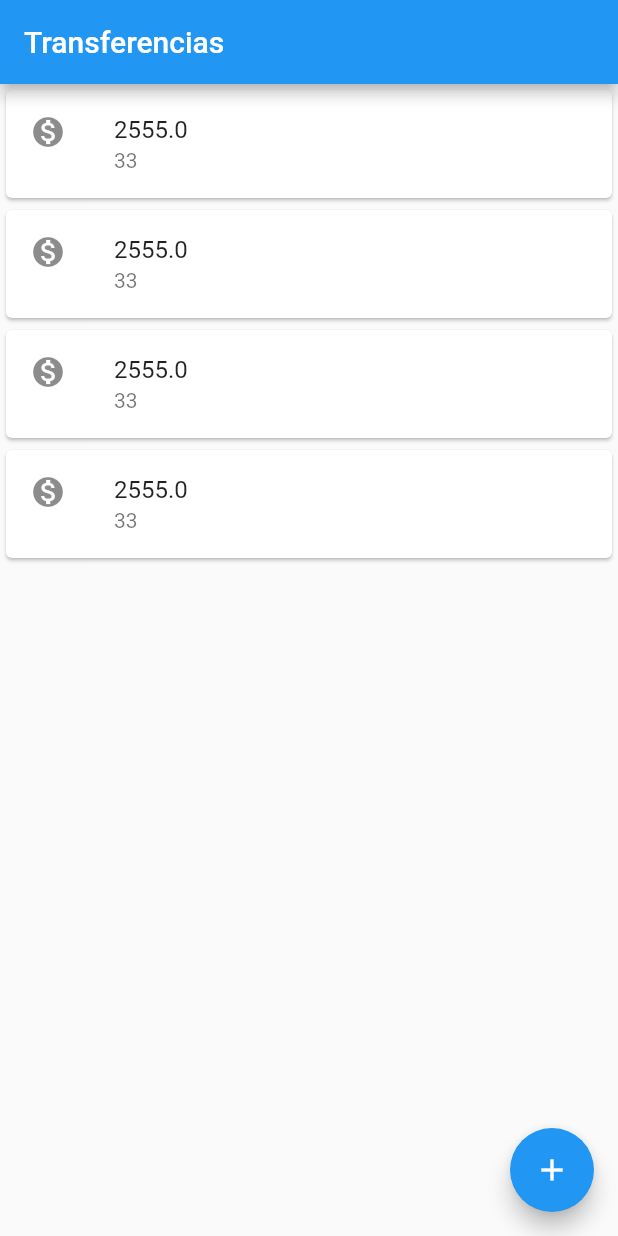
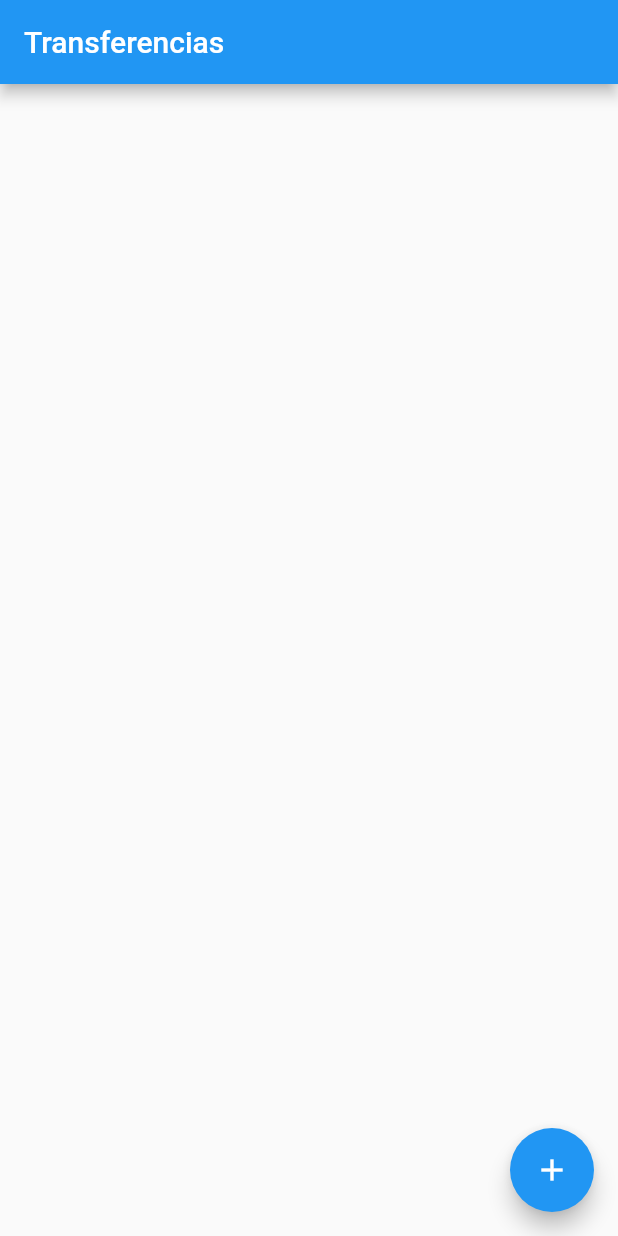
Before and after one commit to Sky197/alura-bytebank, a Flutter app: the screen it shows after launch, on a phone screen of 412 x 824 dp. Run offline on Flutter 3.47's test engine with Material 2 defaults, Android fonts, the phone set to English and light mode, and no system bars.

Commit message:
Alimentado a tela de transferencias

```diff
--- a/lib/main.dart
+++ b/lib/main.dart
@@ -13,10 +13,10 @@ class BytebankApp extends StatelessWidget {
   }
 }
 
+//Tela de criar transferencia
 class FormularioTransferencia extends StatelessWidget {
   final TextEditingController _controladorCampoNumeroConta =
       TextEditingController();
-
   final TextEditingController _controladorCampoValor = TextEditingController();
 
   @override
@@ -84,22 +84,29 @@ class Editor extends StatelessWidget {
   }
 }
 
-class ListaTransferencia extends StatelessWidget {
+class ListaTransferencia extends StatefulWidget {
+  final List<Transferencia> _transferencias = List();
+
+  @override
+  State<StatefulWidget> createState() {
+    return ListaTransferenciasState();
+  }
+}
+
+//Tela de transferencias feitas
+class ListaTransferenciasState extends State<ListaTransferencia> {
   @override
   Widget build(BuildContext context) {
-    // TODO: implement build
     return Scaffold(
-      body: Column(
-        children: <Widget>[
-          ItemTransferencia(Transferencia(2555.00, 0033)),
-          ItemTransferencia(Transferencia(2555.00, 0033)),
-          ItemTransferencia(Transferencia(2555.00, 0033)),
-          ItemTransferencia(Transferencia(2555.00, 0033)),
-        ],
-      ),
       appBar: AppBar(
         title: Text('Transferencias'),
       ),
+      body: ListView.builder(
+          itemCount: widget._transferencias.length,
+          itemBuilder: (context, indice) {
+            final transferencia = widget._transferencias[indice];
+            return ItemTransferencia(transferencia);
+          }),
       floatingActionButton: FloatingActionButton(
           child: Icon(Icons.add),
           onPressed: () {
@@ -110,6 +117,8 @@ class ListaTransferencia extends StatelessWidget {
             future.then((transferenciaRecebida) {
               debugPrint('chegou no ---> future.then');
               debugPrint('$transferenciaRecebida');
+              widget._transferencias.add(transferenciaRecebida);
+              setState(() {});
             });
           }),
     );
@@ -132,6 +141,7 @@ class ItemTransferencia extends StatelessWidget {
   ItemTransferencia(this._transferencia);
 }
 
+//Modelo
 class Transferencia {
   final double valor;
   final int numeroConta;
```
